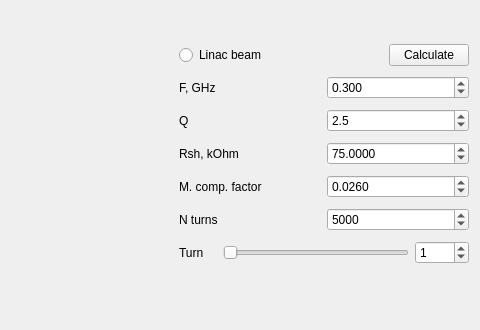
Old version of the form wi.ui in the repository vitaliibalakin/dr_microwave; both pictures show x 681 to 1161 and y 0 to 330 of the 1161 by 800 pixel window.
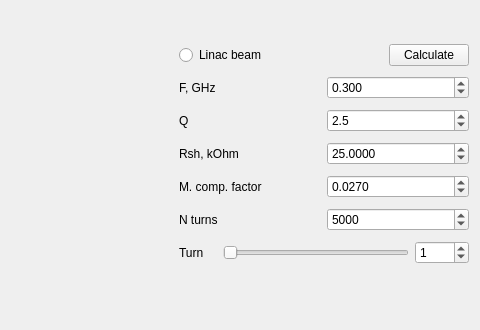
New version of the form.

```diff
--- a/wi.ui
+++ b/wi.ui
@@ -133,7 +133,7 @@
           <double>5.000000000000000</double>
          </property>
          <property name="value">
-          <double>75.000000000000000</double>
+          <double>25.000000000000000</double>
          </property>
         </widget>
        </item>
@@ -242,7 +242,7 @@
           <double>0.001000000000000</double>
          </property>
          <property name="value">
-          <double>0.026000000000000</double>
+          <double>0.027000000000000</double>
          </property>
         </widget>
        </item>
```
